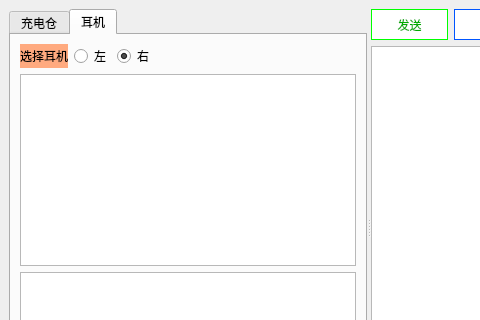
First picture: the form in mainwindow.ui, repository LinZephyr/mew_tw200_test, before the edit; both pictures show x 0 to 480 and y 0 to 320 of the 1042 by 559 pixel window.
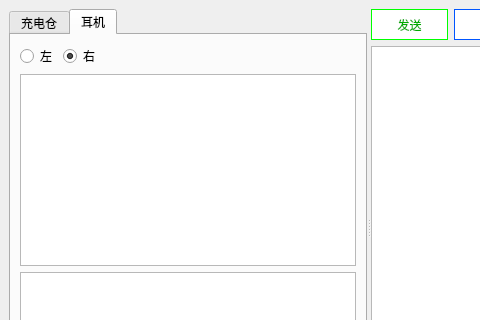
Second picture: the form after the edit. Icons and pictures are not drawn.

Commit message: <perf>  去掉"选择耳机" label.

The edit to the form file:
```diff
--- a/mainwindow.ui
+++ b/mainwindow.ui
@@ -270,17 +270,6 @@
         <layout class="QVBoxLayout" name="verticalLayout_7">
          <item>
           <layout class="QHBoxLayout" name="horizontalLayout_5">
-           <item>
-            <widget class="QLabel" name="earside_lbl">
-             <property name="styleSheet">
-              <string notr="true">font: 10pt &quot;黑体&quot;;
-background-color: rgb(255, 170, 127);</string>
-             </property>
-             <property name="text">
-              <string>选择耳机</string>
-             </property>
-            </widget>
-           </item>
            <item>
             <widget class="QRadioButton" name="earside_left_rbtn">
              <property name="text">
```
